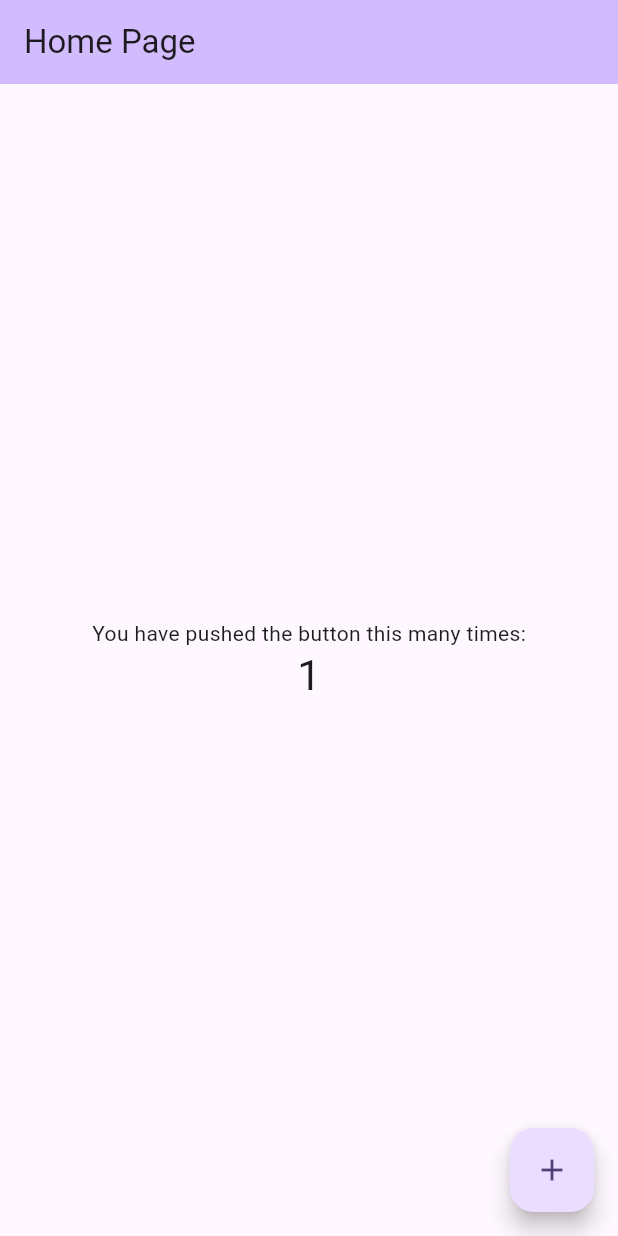
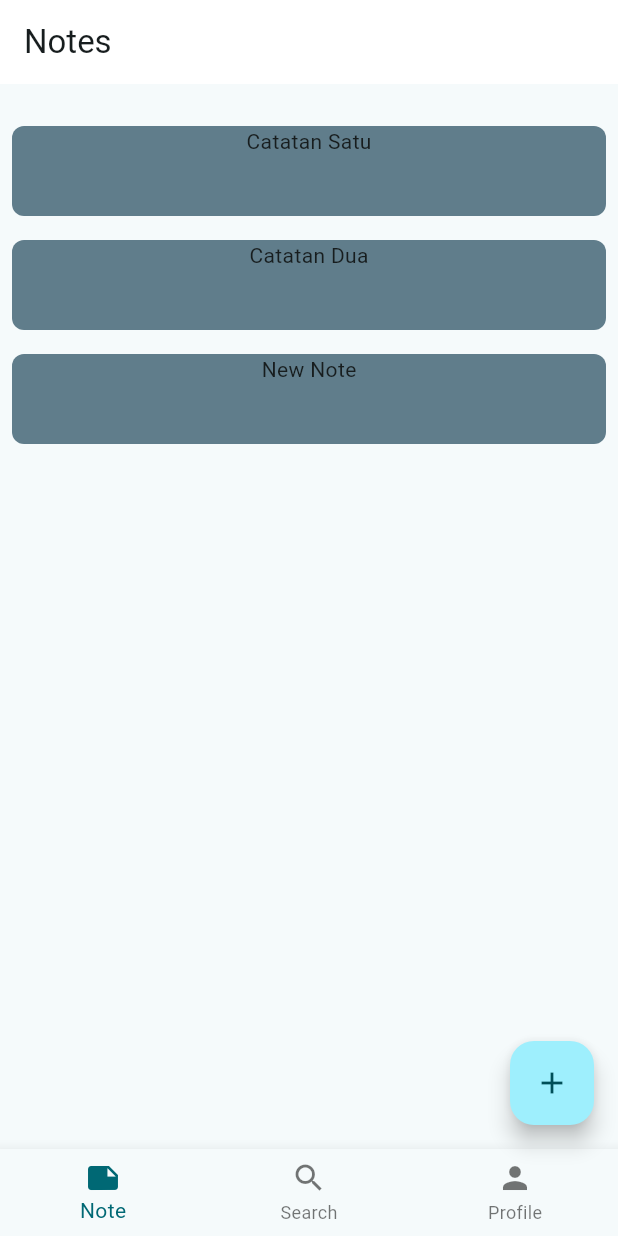
Before and after one commit to Bernhard09/moneta-note, a Flutter app: the screen it shows after launch, after a tap on "Login", after a tap on the "add" icon, on a phone screen of 412 x 824 dp. Run offline on Flutter 3.47's test engine with Material 3 defaults, Android fonts, the phone set to English and light mode, and no system bars; our stand-ins replace flutter_riverpod.

Commit message:
add note page, note notifier provider

```diff
--- a/lib/features/auth/presentation/login_page.dart
+++ b/lib/features/auth/presentation/login_page.dart
@@ -1,5 +1,5 @@
 import 'package:flutter/material.dart';
-import '../../notes/presentation/home_page.dart';
+import '../../../main_page.dart';
 
 class LoginPage extends StatefulWidget {
   const LoginPage({super.key});
@@ -52,7 +52,7 @@ class _LoginPageState extends State<LoginPage> {
                   hintText: 'password',
                   hintStyle: TextStyle(color: Colors.grey),
                   suffix: IconButton(
-                    padding: EdgeInsets.zero,
+                    constraints: BoxConstraints(),
                     icon: Icon(
                       _isObscured ? Icons.visibility_off : Icons.visibility,
                     ),
@@ -71,7 +71,7 @@ class _LoginPageState extends State<LoginPage> {
                           context,
                           MaterialPageRoute<void>(
                             builder: (context) =>
-                                MyHomePage(title: 'Home Page'),
+                                MainPage(title: 'Home Page'),
                           ),
                         );
                       },
--- /dev/null
+++ b/lib/features/notes/data/note.dart
@@ -0,0 +1,7 @@
+class Note {
+  final int id;
+  final String title;
+  final String content;
+
+  Note({required this.id, required this.title, required this.content});
+}
--- a/lib/features/notes/presentation/home_page.dart
+++ /dev/null
@@ -1,87 +0,0 @@
-import 'package:flutter/material.dart';
-
-class MyHomePage extends StatefulWidget {
-  const MyHomePage({super.key, required this.title});
-
-  // This widget is the home page of your application. It is stateful, meaning
-  // that it has a State object (defined below) that contains fields that affect
-  // how it looks.
-
-  // This class is the configuration for the state. It holds the values (in this
-  // case the title) provided by the parent (in this case the App widget) and
-  // used by the build method of the State. Fields in a Widget subclass are
-  // always marked "final".
-
-  final String title;
-
-  @override
-  State<MyHomePage> createState() => _MyHomePageState();
-}
-
-class _MyHomePageState extends State<MyHomePage> {
-  int _counter = 0;
-
-  void _incrementCounter() {
-    setState(() {
-      // This call to setState tells the Flutter framework that something has
-      // changed in this State, which causes it to rerun the build method below
-      // so that the display can reflect the updated values. If we changed
-      // _counter without calling setState(), then the build method would not be
-      // called again, and so nothing would appear to happen.
-      _counter++;
-    });
-  }
-
-  @override
-  Widget build(BuildContext context) {
-    // This method is rerun every time setState is called, for instance as done
-    // by the _incrementCounter method above.
-    //
-    // The Flutter framework has been optimized to make rerunning build methods
-    // fast, so that you can just rebuild anything that needs updating rather
-    // than having to individually change instances of widgets.
-    return Scaffold(
-      appBar: AppBar(
-        // TRY THIS: Try changing the color here to a specific color (to
-        // Colors.amber, perhaps?) and trigger a hot reload to see the AppBar
-        // change color while the other colors stay the same.
-        backgroundColor: Theme.of(context).colorScheme.inversePrimary,
-        // Here we take the value from the MyHomePage object that was created by
-        // the App.build method, and use it to set our appbar title.
-        title: Text(widget.title),
-      ),
-      body: Center(
-        // Center is a layout widget. It takes a single child and positions it
-        // in the middle of the parent.
-        child: Column(
-          // Column is also a layout widget. It takes a list of children and
-          // arranges them vertically. By default, it sizes itself to fit its
-          // children horizontally, and tries to be as tall as its parent.
-          //
-          // Column has various properties to control how it sizes itself and
-          // how it positions its children. Here we use mainAxisAlignment to
-          // center the children vertically; the main axis here is the vertical
-          // axis because Columns are vertical (the cross axis would be
-          // horizontal).
-          //
-          // TRY THIS: Invoke "debug painting" (choose the "Toggle Debug Paint"
-          // action in the IDE, or press "p" in the console), to see the
-          // wireframe for each widget.
-          mainAxisAlignment: .center,
-          children: [
-            const Text('You have pushed the button this many times:'),
-            Text(
-              '$_counter',
-              style: Theme.of(context).textTheme.headlineMedium,
-            ),
-          ],
-        ),
-      ),
-      floatingActionButton: FloatingActionButton(
-        onPressed: _incrementCounter,
-        tooltip: 'Increment',
-        child: const Icon(Icons.add),
-      ),
-    );
-  }
-}
--- /dev/null
+++ b/lib/features/notes/presentation/note_detail_page.dart
@@ -0,0 +1,14 @@
+import 'package:flutter/material.dart';
+import 'package:flutter_riverpod/flutter_riverpod.dart';
+
+class NoteDetailPage extends StatelessWidget {
+  const NoteDetailPage({super.key});
+
+  @override
+  Widget build(BuildContext context) {
+    return Scaffold(
+      appBar: AppBar(backgroundColor: Colors.white),
+      body: Placeholder(),
+    );
+  }
+}
--- /dev/null
+++ b/lib/features/notes/presentation/notes_page.dart
@@ -0,0 +1,46 @@
+import 'package:flutter/material.dart';
+import 'package:flutter_riverpod/flutter_riverpod.dart';
+import 'package:moneta_note/features/notes/presentation/note_detail_page.dart';
+import 'package:moneta_note/features/notes/provider/notes_provider.dart';
+
+class NotesPage extends ConsumerWidget {
+  const NotesPage({super.key});
+
+  @override
+  Widget build(BuildContext context, WidgetRef ref) {
+    final notes = ref.watch(noteNotifierProvider);
+
+    return Padding(
+      padding: const EdgeInsets.symmetric(horizontal: 8.0),
+      child: Column(
+        children: [
+          SizedBox(height: 20),
+          Expanded(
+            child: ListView.builder(
+              itemCount: notes.length,
+              itemBuilder: (context, index) => InkWell(
+                onTap: () {
+                  Navigator.push(
+                    context,
+                    MaterialPageRoute(
+                      builder: (context) => const NoteDetailPage(),
+                    ),
+                  );
+                },
+                child: Container(
+                  decoration: BoxDecoration(
+                    color: Colors.blueGrey,
+                    borderRadius: BorderRadius.all(Radius.circular(8)),
+                  ),
+                  margin: EdgeInsets.symmetric(vertical: 8.0),
+                  height: 60,
+                  child: Column(children: [Text(notes[index].title)]),
+                ),
+              ),
+            ),
+          ),
+        ],
+      ),
+    );
+  }
+}
--- /dev/null
+++ b/lib/features/notes/provider/notes_provider.dart
@@ -0,0 +1,23 @@
+import 'package:flutter_riverpod/flutter_riverpod.dart';
+import '../data/note.dart';
+
+final noteNotifierProvider = NotifierProvider<NotesProvider, List<Note>>(
+  () => NotesProvider(),
+);
+
+class NotesProvider extends Notifier<List<Note>> {
+  // initial state
+  @override
+  List<Note> build() {
+    return [
+      Note(id: 1, title: 'Catatan Satu', content: 'awewo nice'),
+      Note(id: 2, title: 'Catatan Dua', content: 'awewo nice'),
+    ];
+  }
+  // method
+
+  void addNote() {
+    final newNote = Note(id: 99, title: 'New Note', content: 'Awewoeo');
+    state = [...state, newNote];
+  }
+}
--- /dev/null
+++ b/lib/features/profile/presentation/profile_page.dart
@@ -0,0 +1,10 @@
+import 'package:flutter/material.dart';
+
+class ProfilePage extends StatelessWidget {
+  const ProfilePage({super.key});
+
+  @override
+  Widget build(BuildContext context) {
+    return const Placeholder();
+  }
+}
--- /dev/null
+++ b/lib/features/search/presentation/search_page.dart
@@ -0,0 +1,10 @@
+import 'package:flutter/material.dart';
+
+class SearchPage extends StatelessWidget {
+  const SearchPage({super.key});
+
+  @override
+  Widget build(BuildContext context) {
+    return const Placeholder();
+  }
+}
--- a/lib/main.dart
+++ b/lib/main.dart
@@ -1,8 +1,9 @@
 import 'package:flutter/material.dart';
+import 'package:flutter_riverpod/flutter_riverpod.dart';
 import './features/auth/presentation/login_page.dart';
 
 void main() {
-  runApp(const MyApp());
+  runApp(ProviderScope(child: const MyApp()));
 }
 
 class MyApp extends StatelessWidget {
@@ -29,7 +30,7 @@ class MyApp extends StatelessWidget {
         //
         // This works for code too, not just values: Most code changes can be
         // tested with just a hot reload.
-        colorScheme: .fromSeed(seedColor: Colors.deepPurple),
+        colorScheme: .fromSeed(seedColor: Colors.white),
       ),
       home: LoginPage(),
     );
--- /dev/null
+++ b/lib/main_page.dart
@@ -0,0 +1,71 @@
+import 'package:flutter/material.dart';
+import 'package:flutter_riverpod/flutter_riverpod.dart';
+import 'package:moneta_note/features/notes/provider/notes_provider.dart';
+import 'package:moneta_note/features/search/presentation/search_page.dart';
+
+import 'features/notes/presentation/notes_page.dart';
+import 'features/profile/presentation/profile_page.dart';
+
+class MainPage extends ConsumerStatefulWidget {
+  const MainPage({super.key, required this.title});
+
+  // This widget is the home page of your application. It is stateful, meaning
+  // that it has a State object (defined below) that contains fields that affect
+  // how it looks.
+
+  // This class is the configuration for the state. It holds the values (in this
+  // case the title) provided by the parent (in this case the App widget) and
+  // used by the build method of the State. Fields in a Widget subclass are
+  // always marked "final".
+
+  final String title;
+
+  @override
+  ConsumerState<MainPage> createState() => _MainPageState();
+}
+
+class _MainPageState extends ConsumerState<MainPage> {
+  int _counter = 0;
+  int _currentIndex = 0;
+
+  final Map<String, Widget> _children = {
+    'Notes': NotesPage(),
+    'Search': SearchPage(),
+    'Profile': ProfilePage(),
+  };
+
+  void _onTapBarTapped(int index) {
+    setState(() {
+      _currentIndex = index;
+    });
+  }
+
+  @override
+  Widget build(BuildContext context) {
+    return Scaffold(
+      appBar: AppBar(
+        backgroundColor: Colors.white,
+        title: Text(_children.keys.toList(growable: false)[_currentIndex]),
+      ),
+      bottomNavigationBar: BottomNavigationBar(
+        onTap: _onTapBarTapped,
+        currentIndex: _currentIndex,
+        items: [
+          BottomNavigationBarItem(icon: Icon(Icons.note), label: 'Note'),
+          BottomNavigationBarItem(icon: Icon(Icons.search), label: 'Search'),
+          BottomNavigationBarItem(icon: Icon(Icons.person), label: 'Profile'),
+        ],
+      ),
+      body: _children.values.toList(growable: false)[_currentIndex],
+      floatingActionButton: (_currentIndex == 0)
+          ? FloatingActionButton(
+              onPressed: () {
+                ref.read(noteNotifierProvider.notifier).addNote();
+              },
+              tooltip: 'Add',
+              child: const Icon(Icons.add),
+            )
+          : null,
+    );
+  }
+}
```
Also changed, not shown: 1 other file.
